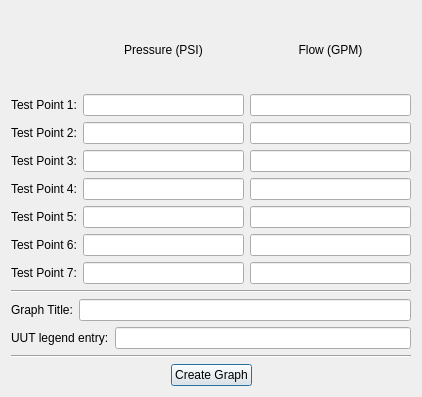
Qt form ui/mainwindow_ui.ui (FlyBoy8869/PlotGPM) before a commit.
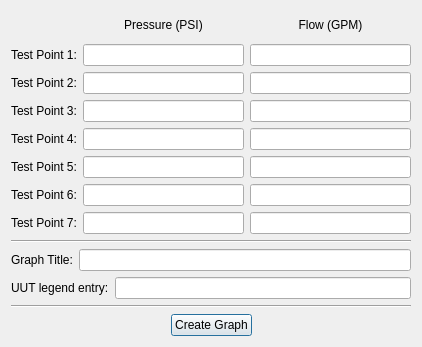
The same form after that commit.

Commit message: Labels now take up the least amount of space. Looks better.

Patch:
```diff
--- a/ui/mainwindow_ui.ui
+++ b/ui/mainwindow_ui.ui
@@ -7,7 +7,7 @@
     <x>0</x>
     <y>0</y>
     <width>422</width>
-    <height>397</height>
+    <height>347</height>
    </rect>
   </property>
   <property name="windowTitle">
@@ -18,6 +18,12 @@
     <layout class="QGridLayout" name="gridLayout">
      <item row="0" column="1">
       <widget class="QLabel" name="label">
+       <property name="sizePolicy">
+        <sizepolicy hsizetype="Preferred" vsizetype="Minimum">
+         <horstretch>0</horstretch>
+         <verstretch>0</verstretch>
+        </sizepolicy>
+       </property>
        <property name="text">
         <string>Pressure (PSI)</string>
        </property>
@@ -28,6 +34,12 @@
      </item>
      <item row="0" column="2">
       <widget class="QLabel" name="label_9">
+       <property name="sizePolicy">
+        <sizepolicy hsizetype="Preferred" vsizetype="Minimum">
+         <horstretch>0</horstretch>
+         <verstretch>0</verstretch>
+        </sizepolicy>
+       </property>
        <property name="text">
         <string>Flow (GPM)</string>
        </property>
```
The commit also changes 1 other file.
